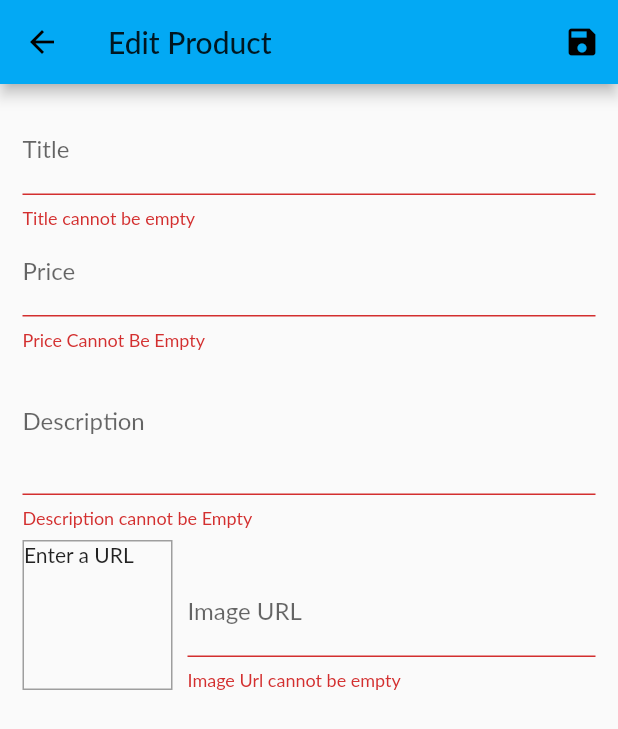
After one commit to siddhartha0110/Flutter_MyShop, a Flutter app: the EditProductScreen screen opened by its route, after a tap on the "save" icon, on a phone screen of 412 x 824 dp. The commit adds this screen. Shown: the top 729 px of the screen. Run offline on Flutter 3.47's test engine with Material 2 defaults, Android fonts, the phone set to English and light mode, and no system bars; network calls fail; Roboto replaces fonts that are missing (Lato).

Commit message:
Managing Products

```diff
--- a/lib/main.dart
+++ b/lib/main.dart
@@ -6,6 +6,8 @@ import './screens/cart_screen.dart';
 import './screens/products_overview_screen.dart';
 import './screens/product_details_screen.dart';
 import './screens/orders_screen.dart';
+import './screens/user_products_screen.dart';
+import './screens/edit_products_screen.dart';
 import './providers/products.dart';
 
 void main() {
@@ -37,7 +39,9 @@ class MyApp extends StatelessWidget {
         routes: {
           ProductDetailsScreen.routeName: (ctx) => ProductDetailsScreen(),
           CartScreen.routeName: (ctx) => CartScreen(),
-          OrdersScreen.routeName: (ctx) => OrdersScreen()
+          OrdersScreen.routeName: (ctx) => OrdersScreen(),
+          UserProductsScreen.routeName: (ctx) => UserProductsScreen(),
+          EditProductScreen.routeName: (ctx) => EditProductScreen()
         },
       ),
     );
--- a/lib/providers/products.dart
+++ b/lib/providers/products.dart
@@ -50,8 +50,30 @@ class Products with ChangeNotifier {
     return _items.firstWhere((prod) => prod.id == id);
   }
 
-  void addProduct() {
-    //_items.add(value);
+  void addProduct(Product product) {
+    final newProduct = new Product(
+        id: DateTime.now().toString(),
+        title: product.title,
+        description: product.description,
+        price: product.price,
+        imageUrl: product.imageUrl);
+    _items.add(newProduct);
+    //_items.insert(0, newProduct);
+    notifyListeners();
+  }
+
+  void updateProduct(String id, Product existingProduct) {
+    final prodIndex = _items.indexWhere((prod) => prod.id == id);
+    if (prodIndex >= 0) {
+      _items[prodIndex] = existingProduct;
+      notifyListeners();
+    } else {
+      print('...');
+    }
+  }
+
+  void deleteProduct(String id) {
+    _items.removeWhere((prod) => prod.id == id);
     notifyListeners();
   }
 }
--- /dev/null
+++ b/lib/screens/edit_products_screen.dart
@@ -0,0 +1,246 @@
+import 'package:flutter/material.dart';
+import 'package:provider/provider.dart';
+import '../providers/product.dart';
+import '../providers/products.dart';
+
+class EditProductScreen extends StatefulWidget {
+  static const routeName = 'edit-product';
+  @override
+  _EditProductScreenState createState() => _EditProductScreenState();
+}
+
+class _EditProductScreenState extends State<EditProductScreen> {
+  final _priceFocusNode = FocusNode();
+  final _descFocusNode = FocusNode();
+  final _imageUrlController = TextEditingController();
+  final _imageUrlFocusNode = FocusNode();
+  final _form = GlobalKey<FormState>();
+  var _isInit = true;
+  var _initValues = {
+    'title': '',
+    'description': '',
+    'price': '',
+    'imageUrl': ''
+  };
+  var _editedProduct =
+      Product(id: null, title: '', price: 0, description: '', imageUrl: '');
+  void _updateImageUrl() {
+    if (!_imageUrlFocusNode.hasFocus) {
+      setState(() {});
+    }
+  }
+
+  @override
+  void initState() {
+    super.initState();
+    _imageUrlFocusNode.addListener(_updateImageUrl);
+  }
+
+  @override
+  void didChangeDependencies() {
+    super.didChangeDependencies();
+    if (_isInit) {
+      final productId = ModalRoute.of(context).settings.arguments as String;
+      if (productId != null) {
+        _editedProduct =
+            Provider.of<Products>(context, listen: false).findById(productId);
+        _initValues = {
+          'title': _editedProduct.title,
+          'description': _editedProduct.description,
+          'price': _editedProduct.price.toString(),
+          //'imageUrl': _editedProduct.imageUrl,
+          'imageUrl': ''
+        };
+        _imageUrlController.text = _editedProduct.imageUrl;
+      }
+    }
+    _isInit = false;
+  }
+
+  @override
+  void dispose() {
+    _imageUrlFocusNode.removeListener(_updateImageUrl);
+    _priceFocusNode.dispose();
+    _descFocusNode.dispose();
+    _imageUrlController.dispose();
+    _imageUrlFocusNode.dispose();
+
+    super.dispose();
+  }
+
+  void _saveForm() {
+    final isValid = _form.currentState.validate();
+    if (!isValid) {
+      return;
+    }
+    _form.currentState.save();
+    if (_editedProduct.id != null) {
+      Provider.of<Products>(context, listen: false)
+          .updateProduct(_editedProduct.id, _editedProduct);
+    } else {
+      Provider.of<Products>(context, listen: false).addProduct(_editedProduct);
+    }
+    Navigator.of(context).pop();
+  }
+
+  @override
+  Widget build(BuildContext context) {
+    return Scaffold(
+      appBar: AppBar(
+        title: const Text('Edit Product'),
+        actions: <Widget>[
+          IconButton(
+            icon: Icon(Icons.save),
+            onPressed: _saveForm,
+          )
+        ],
+      ),
+      body: Padding(
+        padding: const EdgeInsets.all(15.0),
+        child: Form(
+          autovalidate: true,
+          key: _form,
+          child: ListView(
+            children: <Widget>[
+              TextFormField(
+                initialValue: _initValues['title'],
+                decoration: const InputDecoration(labelText: 'Title'),
+                textInputAction: TextInputAction.next,
+                onFieldSubmitted: (_) {
+                  FocusScope.of(context).requestFocus(_priceFocusNode);
+                },
+                onSaved: (value) {
+                  _editedProduct = Product(
+                      id: _editedProduct.id,
+                      title: value,
+                      description: _editedProduct.description,
+                      price: _editedProduct.price,
+                      imageUrl: _editedProduct.imageUrl,
+                      isFavorite: _editedProduct.isFavorite);
+                },
+                validator: (value) {
+                  if (value.isEmpty) {
+                    return 'Title cannot be empty';
+                  }
+                  return null;
+                },
+              ),
+              TextFormField(
+                initialValue: _initValues['price'],
+                decoration: const InputDecoration(labelText: 'Price'),
+                textInputAction: TextInputAction.next,
+                keyboardType: TextInputType.number,
+                focusNode: _priceFocusNode,
+                onFieldSubmitted: (_) {
+                  FocusScope.of(context).requestFocus(_descFocusNode);
+                },
+                onSaved: (value) {
+                  _editedProduct = Product(
+                      id: _editedProduct.id,
+                      title: _editedProduct.title,
+                      description: _editedProduct.description,
+                      price: double.parse(value),
+                      imageUrl: _editedProduct.imageUrl,
+                      isFavorite: _editedProduct.isFavorite);
+                },
+                validator: (value) {
+                  if (value.isEmpty) {
+                    return 'Price Cannot Be Empty';
+                  }
+                  if (double.tryParse(value) == null) {
+                    return 'Please Enter a Number';
+                  }
+                  if (double.parse(value) <= 0) {
+                    return 'Please enter number greater than 0';
+                  }
+                  return null;
+                },
+              ),
+              TextFormField(
+                initialValue: _initValues['description'],
+                decoration: const InputDecoration(labelText: 'Description'),
+                maxLines: 3,
+                keyboardType: TextInputType.multiline,
+                focusNode: _descFocusNode,
+                onSaved: (value) {
+                  _editedProduct = Product(
+                      id: _editedProduct.id,
+                      title: _editedProduct.title,
+                      description: value,
+                      price: _editedProduct.price,
+                      imageUrl: _editedProduct.imageUrl,
+                      isFavorite: _editedProduct.isFavorite);
+                },
+                validator: (value) {
+                  if (value.isEmpty) {
+                    return 'Description cannot be Empty';
+                  }
+                  if (value.length <= 10) {
+                    return 'Should be greater than 10 characters';
+                  }
+                  return null;
+                },
+              ),
+              Row(
+                crossAxisAlignment: CrossAxisAlignment.end,
+                children: <Widget>[
+                  Container(
+                    width: 100,
+                    height: 100,
+                    margin: EdgeInsets.only(top: 8, right: 10),
+                    decoration: BoxDecoration(
+                        border: Border.all(width: 1, color: Colors.grey)),
+                    child: _imageUrlController.text.isEmpty
+                        ? Text('Enter a URL')
+                        : FittedBox(
+                            child: Image.network(
+                              _imageUrlController.text,
+                              fit: BoxFit.cover,
+                            ),
+                          ),
+                  ),
+                  Expanded(
+                    child: TextFormField(
+                      decoration: InputDecoration(labelText: "Image URL"),
+                      keyboardType: TextInputType.url,
+                      textInputAction: TextInputAction.done,
+                      controller: _imageUrlController,
+                      focusNode: _imageUrlFocusNode,
+                      onSaved: (value) {
+                        _editedProduct = Product(
+                            id: _editedProduct.id,
+                            title: _editedProduct.title,
+                            description: _editedProduct.description,
+                            price: _editedProduct.price,
+                            imageUrl: value,
+                            isFavorite: _editedProduct.isFavorite);
+                      },
+                      validator: (value) {
+                        if (value.isEmpty) {
+                          return 'Image Url cannot be empty';
+                        }
+                        //if (!value.startsWith('http://') ||
+                        //    !value.startsWith('https://')) {
+                        //  return 'Invalid Url';
+                        //}
+                        //if (!value.endsWith('png') ||
+                        //    !value.endsWith('jpg') ||
+                        //    !value.endsWith('jpeg')) {
+                        //  return 'Invalid Url';
+                        //}
+                        return null;
+                      },
+                      onFieldSubmitted: (_) {
+                        _saveForm();
+                      },
+                    ),
+                  )
+                ],
+              )
+            ],
+          ),
+        ),
+      ),
+    );
+  }
+}
--- a/lib/widgets/app_drawer.dart
+++ b/lib/widgets/app_drawer.dart
@@ -1,5 +1,6 @@
 import 'package:flutter/material.dart';
 import '../screens/orders_screen.dart';
+import '../screens/user_products_screen.dart';
 
 class AppDrawer extends StatelessWidget {
   @override
@@ -28,6 +29,15 @@ class AppDrawer extends StatelessWidget {
                   .pushReplacementNamed(OrdersScreen.routeName);
             },
           ),
+          Divider(),
+          ListTile(
+            leading: Icon(Icons.edit),
+            title: Text('Manage Products'),
+            onTap: () {
+              Navigator.of(context)
+                  .pushReplacementNamed(UserProductsScreen.routeName);
+            },
+          ),
         ],
       ),
     );
```
Also changed, not shown: lib/screens/user_products_screen.dart (added, +42 -0 lines), lib/widgets/user_product_item.dart (added, +42 -0 lines).
